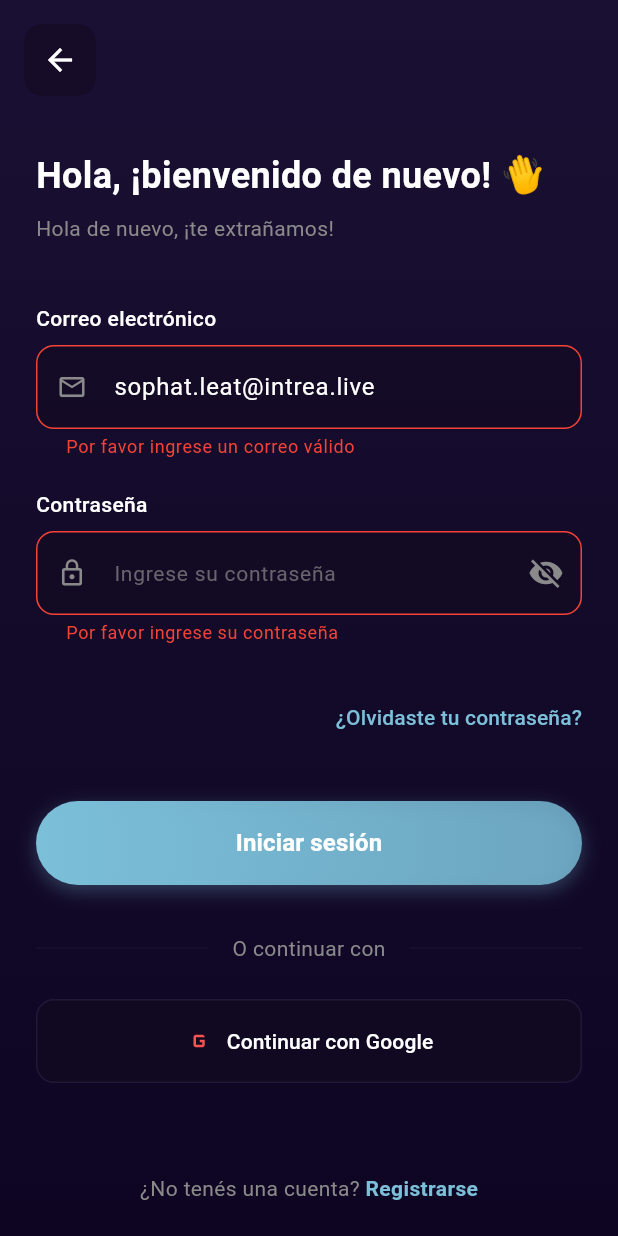
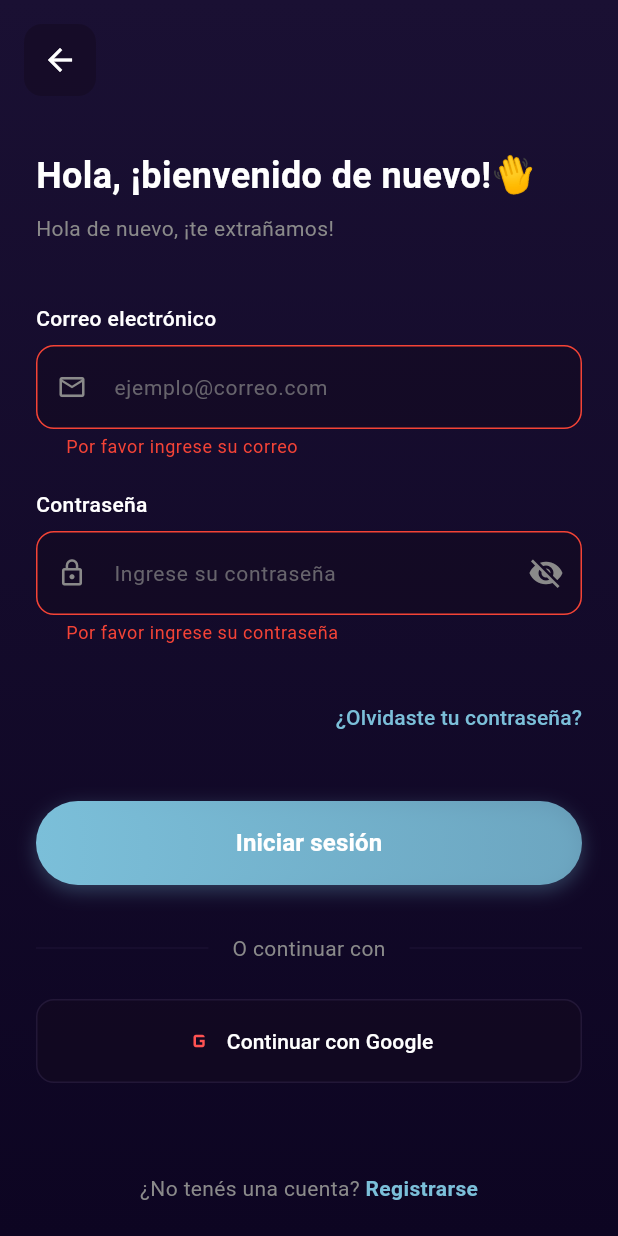
Before and after one commit to JairoProyects/Convenition-on-chain, a Flutter app: the LoginEmailPage screen opened directly, after a tap on "Iniciar sesión", on a phone screen of 412 x 824 dp. Run offline on Flutter 3.47's test engine with Material 3 defaults, Android fonts, the phone set to English and light mode, and no system bars; our stand-ins replace image_picker, qr_flutter, share_plus; missing offline and left inert: starknet, starknet_provider; accounts and stored records are empty.

Commit message:
Login creado

```diff
--- a/convenition_app/lib/convenion/domains/user_model.dart
+++ b/convenition_app/lib/convenion/domains/user_model.dart
@@ -167,3 +167,46 @@ class UpdateUserDto {
     'status': status,
   };
 }
+
+class LoginRequest {
+  final String email;
+  final String clave;
+
+  LoginRequest({required this.email, required this.clave});
+
+  Map<String, dynamic> toJson() {
+    return {
+      'email': email,
+      'clave': clave,
+    };
+  }
+}
+
+class LoginResponse {
+  final int userId;
+  final String username;
+  final String email;
+  final String token;
+  final String firstName;
+  final String lastName;
+
+  LoginResponse({
+    required this.userId,
+    required this.username,
+    required this.email,
+    required this.token,
+    required this.firstName,
+    required this.lastName,
+  });
+
+  factory LoginResponse.fromJson(Map<String, dynamic> json) {
+    return LoginResponse(
+      userId: json['userId'],
+      username: json['username'],
+      email: json['email'],
+      token: json['token'],
+      firstName: json['firstName'],
+      lastName: json['lastName'],
+    );
+  }
+}
--- a/convenition_app/lib/convenion/presentation/login/login_email_page.dart
+++ b/convenition_app/lib/convenion/presentation/login/login_email_page.dart
@@ -1,6 +1,8 @@
+import 'package:convenition_app/convenion/domains/user_model.dart';
 import 'package:flutter/material.dart';
-import 'package:flutter/services.dart';
 import '../../../shared/theme/app_colors.dart';
+import '../../services/user_service.dart';
+import '../../../home/bottom_navigation_bar.dart';
 
 class LoginEmailPage extends StatefulWidget {
   final bool isDarkMode;
@@ -65,7 +67,6 @@ class _LoginEmailPageState extends State<LoginEmailPage>
     );
 
     _animationController.forward();
-    _emailController.text = "sophat.leat@intrea.live";
   }
 
   @override
@@ -88,21 +89,25 @@ class _LoginEmailPageState extends State<LoginEmailPage>
     });
 
     _buttonAnimationController.forward();
-    await Future.delayed(const Duration(seconds: 2));
-    _buttonAnimationController.reverse();
 
-    setState(() {
-      _isLoading = false;
-    });
+    try {
+      final loginRequest = LoginRequest(
+        email: _emailController.text.trim(),
+        clave: _passwordController.text.trim(),
+      );
+
+      final response = await UserService().loginUser(loginRequest);
+
+      // TODO: Guarda token y datos del usuario si es necesario, por ejemplo con SharedPreferences
 
       if (mounted) {
         ScaffoldMessenger.of(context).showSnackBar(
           SnackBar(
             content: Row(
-            children: [
+              children: const [
                 Icon(Icons.check_circle, color: Colors.white),
-              const SizedBox(width: 8),
-              const Text('Inicio de sesión exitoso!'),
+                SizedBox(width: 8),
+                Text('Inicio de sesión exitoso!'),
               ],
             ),
             backgroundColor: colorScheme.accentGreen,
@@ -113,6 +118,25 @@ class _LoginEmailPageState extends State<LoginEmailPage>
             margin: const EdgeInsets.all(16),
           ),
         );
+        Navigator.pushReplacement(
+          context,
+          MaterialPageRoute(builder: (context) => const MenuTopTabsPage()),
+        );
+      }
+    } catch (e) {
+      if (mounted) {
+        ScaffoldMessenger.of(context).showSnackBar(
+          SnackBar(
+            content: Text('Error al iniciar sesión: $e'),
+            backgroundColor: Colors.red,
+          ),
+        );
+      }
+    } finally {
+      _buttonAnimationController.reverse();
+      setState(() {
+        _isLoading = false;
+      });
     }
   }
 
@@ -176,7 +200,7 @@ class _LoginEmailPageState extends State<LoginEmailPage>
                             Row(
                               children: [
                                 Text(
-                                  'Hola, ¡bienvenido de nuevo! ',
+                                  'Hola, ¡bienvenido de nuevo!',
                                   style: TextStyle(
                                     fontSize: 24,
                                     fontWeight: FontWeight.bold,
@@ -222,7 +246,7 @@ class _LoginEmailPageState extends State<LoginEmailPage>
                                   return 'Por favor ingrese su correo';
                                 }
                                 if (!RegExp(
-                                  r'^[\w-\.]+@([\w-]+\.)+[\w-]{2,4}\$',
+                                  r'^[\w\.-]+@[\w\.-]+\.\w{2,}$',
                                 ).hasMatch(value)) {
                                   return 'Por favor ingrese un correo válido';
                                 }
--- a/convenition_app/lib/convenion/presentation/profile/profile_page.dart
+++ b/convenition_app/lib/convenion/presentation/profile/profile_page.dart
@@ -1,4 +1,3 @@
-import 'dart:ffi';
 import 'dart:io';
 import 'package:flutter/material.dart';
 import 'package:image_picker/image_picker.dart';
--- a/convenition_app/lib/home/bottom_navigation_bar.dart
+++ b/convenition_app/lib/home/bottom_navigation_bar.dart
@@ -6,7 +6,7 @@ import '../../shared/theme/app_colors.dart';
 
 class MenuTopTabsPage extends StatefulWidget {
   const MenuTopTabsPage({super.key});
-  int get userId => 1; // Simulación de ID de usuario, ajustá según tu lógica
+  int get userId => 1;
   @override
   State<MenuTopTabsPage> createState() => _MenuTopTabsPageState();
 }
```
Also changed, not shown: convenition_app/lib/convenion/services/user_service.dart (+17 -0 lines). Lines whose indentation alone changed are shown as unchanged.
